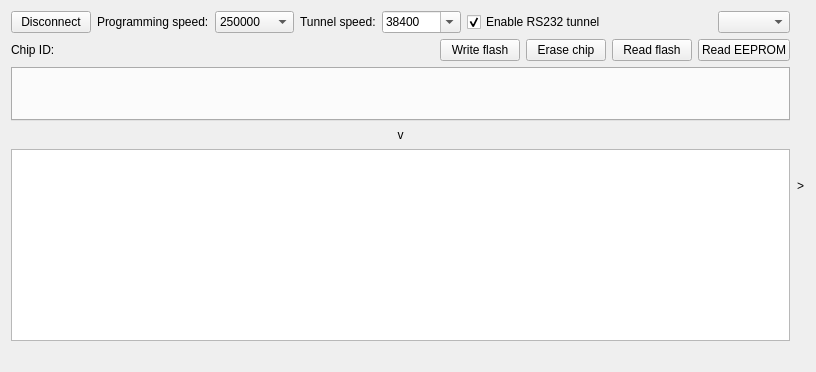
Before: the Qt Designer form src/LorrisShupito/lorrisshupito.ui in Tasssadar/Lorris, drawn with Qt 5.
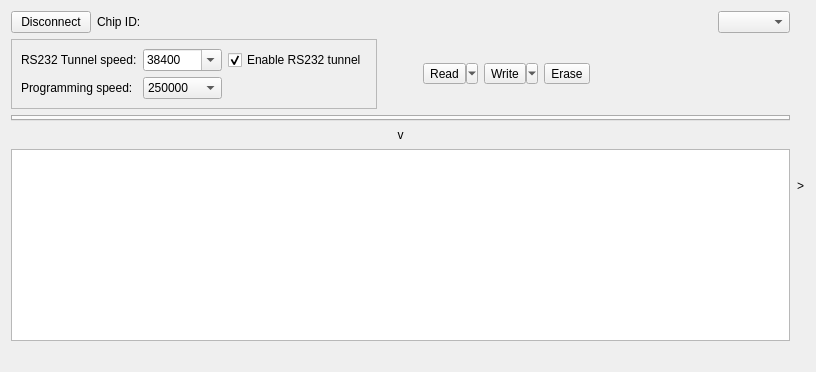
After: the same form once the commit is applied. Icons and pictures are not drawn.

Patch:
```diff
--- a/src/LorrisShupito/lorrisshupito.ui
+++ b/src/LorrisShupito/lorrisshupito.ui
@@ -26,44 +26,76 @@
         </widget>
        </item>
        <item>
-        <widget class="QLabel" name="label">
+        <widget class="QLabel" name="label_2">
          <property name="text">
-          <string>Programming speed:</string>
+          <string>Chip ID:</string>
          </property>
         </widget>
        </item>
        <item>
-        <widget class="QComboBox" name="progSpeedBox">
-         <item>
+        <widget class="QLabel" name="chipIdLabel">
           <property name="text">
-           <string>250000</string>
-          </property>
+          <string notr="true"/>
+         </property>
+        </widget>
          </item>
          <item>
-          <property name="text">
-           <string>500000</string>
-          </property>
+        <spacer name="horizontalSpacer">
+         <property name="orientation">
+          <enum>Qt::Horizontal</enum>
+         </property>
+         <property name="sizeType">
+          <enum>QSizePolicy::Expanding</enum>
+         </property>
+         <property name="sizeHint" stdset="0">
+          <size>
+           <width>40</width>
+           <height>20</height>
+          </size>
+         </property>
+        </spacer>
          </item>
          <item>
+        <widget class="QLabel" name="vccLabel">
           <property name="text">
-           <string>1000000</string>
-          </property>
+          <string/>
+         </property>
+        </widget>
          </item>
          <item>
-          <property name="text">
-           <string>2000000</string>
-          </property>
-         </item>
+        <widget class="QComboBox" name="vddBox">
+         <property name="sizeAdjustPolicy">
+          <enum>QComboBox::AdjustToContents</enum>
+         </property>
         </widget>
        </item>
+      </layout>
+     </item>
        <item>
+      <layout class="QHBoxLayout" name="horizontalLayout_2">
+       <item>
+        <widget class="QFrame" name="frame">
+         <property name="frameShape">
+          <enum>QFrame::StyledPanel</enum>
+         </property>
+         <property name="frameShadow">
+          <enum>QFrame::Raised</enum>
+         </property>
+         <layout class="QGridLayout" name="gridLayout">
+          <item row="0" column="0">
         <widget class="QLabel" name="label_5">
+            <property name="sizePolicy">
+             <sizepolicy hsizetype="Fixed" vsizetype="Fixed">
+              <horstretch>0</horstretch>
+              <verstretch>0</verstretch>
+             </sizepolicy>
+            </property>
          <property name="text">
-          <string>Tunnel speed:</string>
+             <string>RS232 Tunnel speed:</string>
          </property>
         </widget>
        </item>
-       <item>
+          <item row="0" column="1">
         <widget class="QComboBox" name="tunnelSpeedBox">
          <property name="enabled">
           <bool>true</bool>
@@ -111,7 +143,7 @@
          </item>
         </widget>
        </item>
-       <item>
+          <item row="0" column="2">
         <widget class="QCheckBox" name="tunnelCheck">
          <property name="text">
           <string>Enable RS232 tunnel</string>
@@ -119,13 +151,59 @@
          <property name="checked">
           <bool>true</bool>
          </property>
-        </widget>
-       </item>
+            <property name="tristate">
+             <bool>false</bool>
+            </property>
+           </widget>
+          </item>
+          <item row="1" column="0">
+           <widget class="QLabel" name="label">
+            <property name="sizePolicy">
+             <sizepolicy hsizetype="Fixed" vsizetype="Fixed">
+              <horstretch>0</horstretch>
+              <verstretch>0</verstretch>
+             </sizepolicy>
+            </property>
+            <property name="text">
+             <string>Programming speed:</string>
+            </property>
+           </widget>
+          </item>
+          <item row="1" column="1">
+           <widget class="QComboBox" name="progSpeedBox">
        <item>
-        <spacer name="horizontalSpacer">
+             <property name="text">
+              <string>250000</string>
+             </property>
+            </item>
+            <item>
+             <property name="text">
+              <string>500000</string>
+             </property>
+            </item>
+            <item>
+             <property name="text">
+              <string>1000000</string>
+             </property>
+            </item>
+            <item>
+             <property name="text">
+              <string>2000000</string>
+             </property>
+            </item>
+           </widget>
+          </item>
+         </layout>
+        </widget>
+       </item>
+       <item>
+        <spacer name="horizontalSpacer_2">
          <property name="orientation">
           <enum>Qt::Horizontal</enum>
          </property>
+         <property name="sizeType">
+          <enum>QSizePolicy::Fixed</enum>
+         </property>
          <property name="sizeHint" stdset="0">
           <size>
            <width>40</width>
@@ -135,34 +213,101 @@
         </spacer>
        </item>
        <item>
-        <widget class="QLabel" name="vccLabel">
+        <widget class="QToolButton" name="readButton">
+         <property name="sizePolicy">
+          <sizepolicy hsizetype="Fixed" vsizetype="Fixed">
+           <horstretch>0</horstretch>
+           <verstretch>0</verstretch>
+          </sizepolicy>
+         </property>
+         <property name="styleSheet">
+          <string notr="true"/>
+         </property>
          <property name="text">
-          <string/>
+          <string>Read</string>
          </property>
-        </widget>
-       </item>
-       <item>
-        <widget class="QComboBox" name="vddBox">
-         <property name="sizeAdjustPolicy">
-          <enum>QComboBox::AdjustToContents</enum>
+         <property name="icon">
+          <iconset resource="shupitoicons.qrc">
+           <normaloff>:/icons/read_chip.png</normaloff>:/icons/read_chip.png</iconset>
          </property>
+         <property name="iconSize">
+          <size>
+           <width>48</width>
+           <height>48</height>
+          </size>
+         </property>
+         <property name="popupMode">
+          <enum>QToolButton::MenuButtonPopup</enum>
+         </property>
+         <property name="toolButtonStyle">
+          <enum>Qt::ToolButtonTextUnderIcon</enum>
+         </property>
+         <property name="autoRaise">
+          <bool>false</bool>
+         </property>
+         <property name="arrowType">
+          <enum>Qt::NoArrow</enum>
+         </property>
         </widget>
        </item>
-      </layout>
-     </item>
      <item>
-      <layout class="QHBoxLayout" name="horizontalLayout_2">
-       <item>
-        <widget class="QLabel" name="label_2">
+        <widget class="QToolButton" name="writeButton">
+         <property name="sizePolicy">
+          <sizepolicy hsizetype="Fixed" vsizetype="Fixed">
+           <horstretch>0</horstretch>
+           <verstretch>0</verstretch>
+          </sizepolicy>
+         </property>
+         <property name="styleSheet">
+          <string notr="true"/>
+         </property>
          <property name="text">
-          <string>Chip ID:</string>
+          <string>Write</string>
          </property>
+         <property name="icon">
+          <iconset resource="shupitoicons.qrc">
+           <normaloff>:/icons/write_chip.png</normaloff>:/icons/write_chip.png</iconset>
+         </property>
+         <property name="iconSize">
+          <size>
+           <width>48</width>
+           <height>48</height>
+          </size>
+         </property>
+         <property name="popupMode">
+          <enum>QToolButton::MenuButtonPopup</enum>
+         </property>
+         <property name="toolButtonStyle">
+          <enum>Qt::ToolButtonTextUnderIcon</enum>
+         </property>
+         <property name="autoRaise">
+          <bool>false</bool>
+         </property>
         </widget>
        </item>
        <item>
-        <widget class="QLabel" name="chipIdLabel">
+        <widget class="QToolButton" name="eraseButton">
+         <property name="sizePolicy">
+          <sizepolicy hsizetype="Fixed" vsizetype="Fixed">
+           <horstretch>0</horstretch>
+           <verstretch>0</verstretch>
+          </sizepolicy>
+         </property>
          <property name="text">
-          <string notr="true"/>
+          <string>Erase</string>
+         </property>
+         <property name="icon">
+          <iconset resource="shupitoicons.qrc">
+           <normaloff>:/icons/erase_chip.png</normaloff>:/icons/erase_chip.png</iconset>
+         </property>
+         <property name="iconSize">
+          <size>
+           <width>48</width>
+           <height>48</height>
+          </size>
+         </property>
+         <property name="toolButtonStyle">
+          <enum>Qt::ToolButtonTextUnderIcon</enum>
          </property>
         </widget>
        </item>
@@ -171,6 +316,9 @@
          <property name="orientation">
           <enum>Qt::Horizontal</enum>
          </property>
+         <property name="sizeType">
+          <enum>QSizePolicy::Expanding</enum>
+         </property>
          <property name="sizeHint" stdset="0">
           <size>
            <width>40</width>
@@ -179,34 +327,6 @@
          </property>
         </spacer>
        </item>
-       <item>
-        <widget class="QPushButton" name="writeFlashBtn">
-         <property name="text">
-          <string>Write flash</string>
-         </property>
-        </widget>
-       </item>
-       <item>
-        <widget class="QPushButton" name="eraseBtn">
-         <property name="text">
-          <string>Erase chip</string>
-         </property>
-        </widget>
-       </item>
-       <item>
-        <widget class="QPushButton" name="readButton">
-         <property name="text">
-          <string>Read flash</string>
-         </property>
-        </widget>
-       </item>
-       <item>
-        <widget class="QPushButton" name="readEEPROM">
-         <property name="text">
-          <string>Read EEPROM</string>
-         </property>
-        </widget>
-       </item>
       </layout>
      </item>
      <item>
@@ -219,7 +339,7 @@
      <item>
       <widget class="QPushButton" name="hideLogBtn">
        <property name="styleSheet">
-        <string notr="true">padding: 0px</string>
+        <string notr="true">padding:0px</string>
        </property>
        <property name="text">
         <string notr="true">v</string>
@@ -239,7 +359,7 @@
      <item>
       <widget class="QLabel" name="statusLabel">
        <property name="text">
-        <string> </string>
+        <string/>
        </property>
       </widget>
      </item>
```
Left out of the diff: 4 changed lines with no effect on the pictures. Lines whose indentation alone changed are shown as unchanged.
